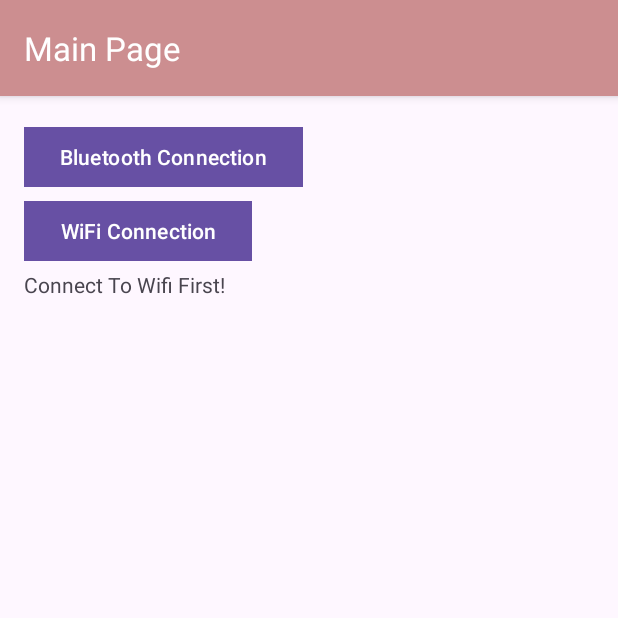
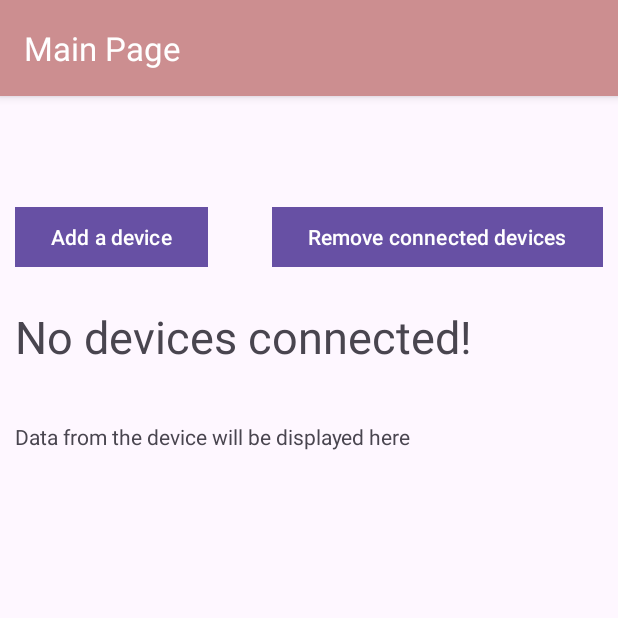
Before and after one commit to joof1234/390_sourdough_helper, an Android app: the screen it shows after launch (MainActivity), on a phone screen of 412 x 824 dp, the top half of it. Run offline under Robolectric (Android 15) with nearby library versions, the phone set to English and light mode, and no system bars.

Commit message:
Attempt at using sharedpreferences to save ip after first connection

```diff
--- a/app/src/main/java/com/example/mainactivity/MainActivity.java
+++ b/app/src/main/java/com/example/mainactivity/MainActivity.java
@@ -1,6 +1,7 @@
 package com.example.mainactivity;
 
 import android.content.Intent;
+import android.content.SharedPreferences;
 import android.graphics.Color;
 import android.graphics.drawable.ColorDrawable;
 import android.os.Bundle;
@@ -25,6 +26,7 @@ import android.text.Html;
 import android.view.View;
 import android.widget.Button;
 import android.widget.TextView;
+import android.widget.Toast;
 
 import androidx.appcompat.app.ActionBar;
 import androidx.appcompat.app.AppCompatActivity;
@@ -37,11 +39,13 @@ import java.net.Socket;
 
 public class MainActivity extends AppCompatActivity {
 
-    Button bluetooth;
-    TextView tvExampledata;
+    private Button bluetooth;
+    private TextView tvExampledata, summary;
     private Handler handler = new Handler();
     private String esp32Ip;
     private boolean isRunning = true;
+    private static final String PREFS_NAME = "ESP32Prefs";
+    private static final String PREF_IP_ADDRESS = "esp32_ip";
 
 
     @Override
@@ -66,12 +70,30 @@ public class MainActivity extends AppCompatActivity {
         } else {
             Log.e("MainActivity", "No ESP32 IP provided");
         }
+
+        SharedPreferences prefs = getSharedPreferences(PREFS_NAME, MODE_PRIVATE);
+        String savedIp = prefs.getString(PREF_IP_ADDRESS, null);
+        esp32Ip = getIntent().getStringExtra("ESP32_IP");
+
+        if (esp32Ip == null && savedIp != null) {
+            esp32Ip = savedIp;
+            Log.d("MainActivity", "Using saved IP: " + esp32Ip);
+        }
+
+        if (esp32Ip != null) {
+            Log.d("MainActivity", "Connecting to ESP32 at: " + esp32Ip);
+            startDataReceiver();
+        } else {
+            Log.e("MainActivity", "No ESP32 IP provided");
+            summary.setText("No devices connected!");
+        }
+
     }
 
     private void setup() {
         bluetooth = findViewById(R.id.gotobluetooth);
         tvExampledata = findViewById(R.id.wifidataexample);
-
+        summary = findViewById(R.id.main_summary);
 
         bluetooth.setOnClickListener(new View.OnClickListener() {
             @Override
@@ -79,6 +101,14 @@ public class MainActivity extends AppCompatActivity {
                 Intent intent = new Intent(MainActivity.this, BluetoothActivity.class);
                 startActivity(intent);
             }
+        });
+
+        Button btnReset = findViewById(R.id.reset_button);
+        btnReset.setOnClickListener(v -> {
+            SharedPreferences prefs = getSharedPreferences(PREFS_NAME, MODE_PRIVATE);
+            prefs.edit().remove(PREF_IP_ADDRESS).apply();
+            Toast.makeText(this, "Cleared devices!", Toast.LENGTH_SHORT).show();
+            finish();
         });
 
 
@@ -91,6 +121,10 @@ public class MainActivity extends AppCompatActivity {
         actionBar.setTitle(Html.fromHtml("<font color='#ffffff'>Main Page </font>"));
     }
 
+    private void saveIpAddress(String ip) {
+        SharedPreferences prefs = getSharedPreferences(PREFS_NAME, MODE_PRIVATE);
+        prefs.edit().putString(PREF_IP_ADDRESS, ip).apply();
+    }
     private void startDataReceiver() {
         new Thread(() -> {
             Socket socket = null;
@@ -104,6 +138,7 @@ public class MainActivity extends AppCompatActivity {
                         socket.connect(new InetSocketAddress(esp32Ip, 8080), 5000);
                         reader = new BufferedReader(new InputStreamReader(socket.getInputStream()));
                         Log.d("MainActivity", "Connected to ESP32");
+                        summary.setText(1 + " Devices connected");
                     }
 
                     String data = reader.readLine();
@@ -116,14 +151,18 @@ public class MainActivity extends AppCompatActivity {
                     Log.e("MainActivity", "Error", e);
                     handler.post(() -> tvExampledata.setText("Waiting for data..."));
 
-                    // Close broken connection
+                    if (esp32Ip != null) {
+                        saveIpAddress(esp32Ip);
+                    }
+
+                    //close broken connection
                     try {
                         if (socket != null) socket.close();
                     } catch (IOException ioException) {
                         Log.e("MainActivity", "Error closing socket", ioException);
                     }
 
-                    // Wait before reconnecting
+                    //wait for reconnection
                     try {
                         Thread.sleep(1000);
                     } catch (InterruptedException ie) {
@@ -132,7 +171,7 @@ public class MainActivity extends AppCompatActivity {
                 }
             }
 
-            // Clean up when done
+            //clean up when done
             try {
                 if (socket != null) socket.close();
             } catch (IOException e) {
@@ -144,7 +183,7 @@ public class MainActivity extends AppCompatActivity {
     @Override
     protected void onDestroy() {
         super.onDestroy();
-        isRunning = false; // Stop the data receiver thread
+        isRunning = false; //stop the data receiver thread
     }
 
 
--- a/app/src/main/java/com/example/mainactivity/WiFiActivity.java
+++ b/app/src/main/java/com/example/mainactivity/WiFiActivity.java
@@ -94,6 +94,7 @@ public class WiFiActivity extends AppCompatActivity {
             if (finish){
                 Intent intent = new Intent (this, MainActivity.class);
                 intent.putExtra("ESP32_IP", ip);
+                intent.addFlags(Intent.FLAG_ACTIVITY_CLEAR_TOP | Intent.FLAG_ACTIVITY_NEW_TASK);
                 startActivity(intent);
                 finish();
             } else{
--- a/app/src/main/res/layout/activity_main.xml
+++ b/app/src/main/res/layout/activity_main.xml
@@ -5,44 +5,61 @@
     android:id="@+id/main"
     android:layout_width="match_parent"
     android:layout_height="match_parent"
-    tools:context=".MainActivity">
+    tools:context=".MainActivity"
+    android:layout_margin="10dp">
 
-    <Button
-        android:id="@+id/gotowifi"
-        android:layout_width="wrap_content"
-        android:layout_height="wrap_content"
-        android:text="WiFi Connection"
-        app:cornerRadius="0dp"
-        app:layout_constraintBottom_toBottomOf="parent"
-        app:layout_constraintEnd_toEndOf="parent"
-        app:layout_constraintHorizontal_bias="0.061"
-        app:layout_constraintStart_toStartOf="parent"
-        app:layout_constraintTop_toTopOf="parent"
-        app:layout_constraintVertical_bias="0.093" />
 
     <Button
         android:id="@+id/gotobluetooth"
         android:layout_width="wrap_content"
         android:layout_height="wrap_content"
-        android:text="Bluetooth Connection"
+        android:layout_marginRight="5dp"
+        android:text="Add a device"
         app:cornerRadius="0dp"
         app:layout_constraintBottom_toBottomOf="parent"
         app:layout_constraintEnd_toEndOf="parent"
-        app:layout_constraintHorizontal_bias="0.071"
+        app:layout_constraintHorizontal_bias="0.0"
         app:layout_constraintStart_toStartOf="parent"
         app:layout_constraintTop_toTopOf="parent"
-        app:layout_constraintVertical_bias="0.023" />
+        app:layout_constraintVertical_bias="0.087" />
+
+    <Button
+        android:id="@+id/reset_button"
+        android:layout_width="wrap_content"
+        android:layout_height="wrap_content"
+        android:layout_marginLeft="5dp"
+        android:text="Remove connected devices"
+        app:cornerRadius="0dp"
+        app:layout_constraintBottom_toBottomOf="parent"
+        app:layout_constraintEnd_toEndOf="parent"
+        app:layout_constraintHorizontal_bias="1.0"
+        app:layout_constraintStart_toStartOf="parent"
+        app:layout_constraintTop_toTopOf="parent"
+        app:layout_constraintVertical_bias="0.087" />
 
     <TextView
         android:id="@+id/wifidataexample"
         android:layout_width="wrap_content"
         android:layout_height="wrap_content"
-        android:text="Connect To Wifi First!"
+        android:text="Data from the device will be displayed here"
         app:layout_constraintBottom_toBottomOf="parent"
         app:layout_constraintEnd_toEndOf="parent"
-        app:layout_constraintHorizontal_bias="0.057"
+        app:layout_constraintHorizontal_bias="0.0"
         app:layout_constraintStart_toStartOf="parent"
         app:layout_constraintTop_toTopOf="parent"
-        app:layout_constraintVertical_bias="0.157" />
+        app:layout_constraintVertical_bias="0.288" />
+
+    <TextView
+        android:id="@+id/main_summary"
+        android:layout_width="match_parent"
+        android:layout_height="wrap_content"
+        android:text="0 Connected devices"
+        android:textSize="30dp"
+        app:layout_constraintBottom_toBottomOf="parent"
+        app:layout_constraintEnd_toEndOf="parent"
+        app:layout_constraintHorizontal_bias="1.0"
+        app:layout_constraintStart_toStartOf="parent"
+        app:layout_constraintTop_toTopOf="parent"
+        app:layout_constraintVertical_bias="0.186" />
 
 </androidx.constraintlayout.widget.ConstraintLayout>
```
Also changed, not shown: app/src/main/res/layout/activity_bluetooth.xml (+16 -6 lines).
